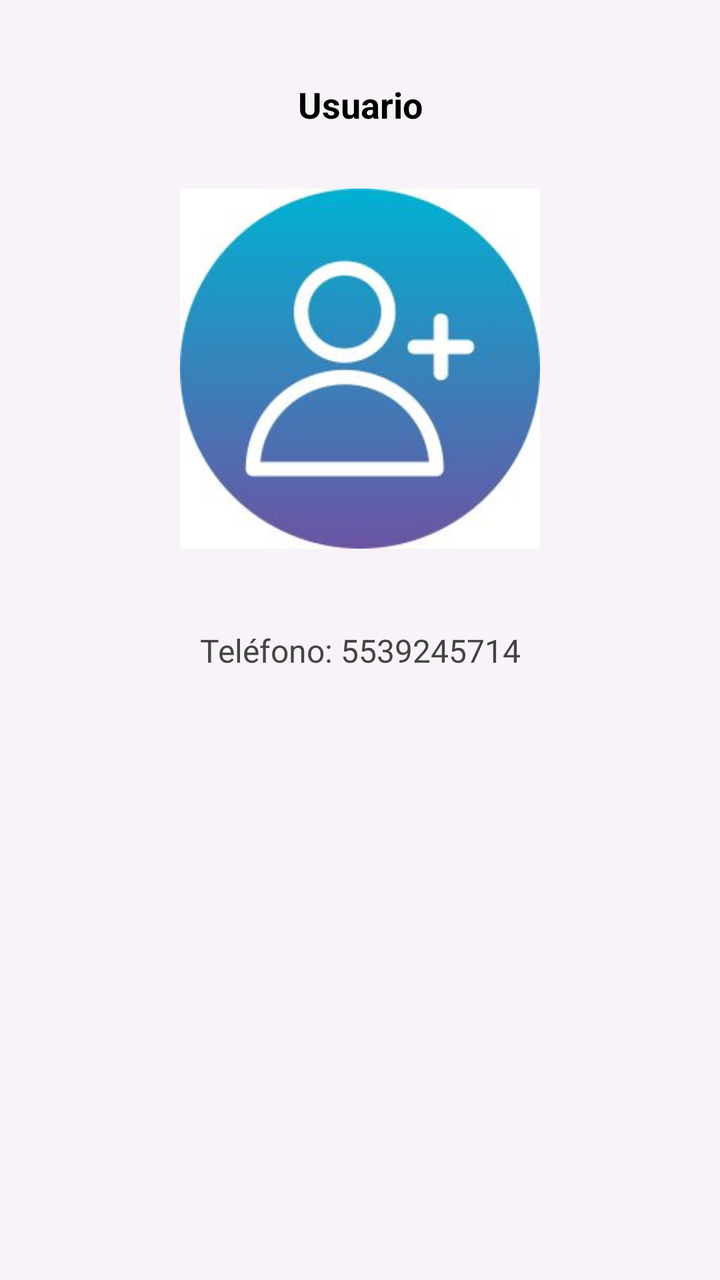
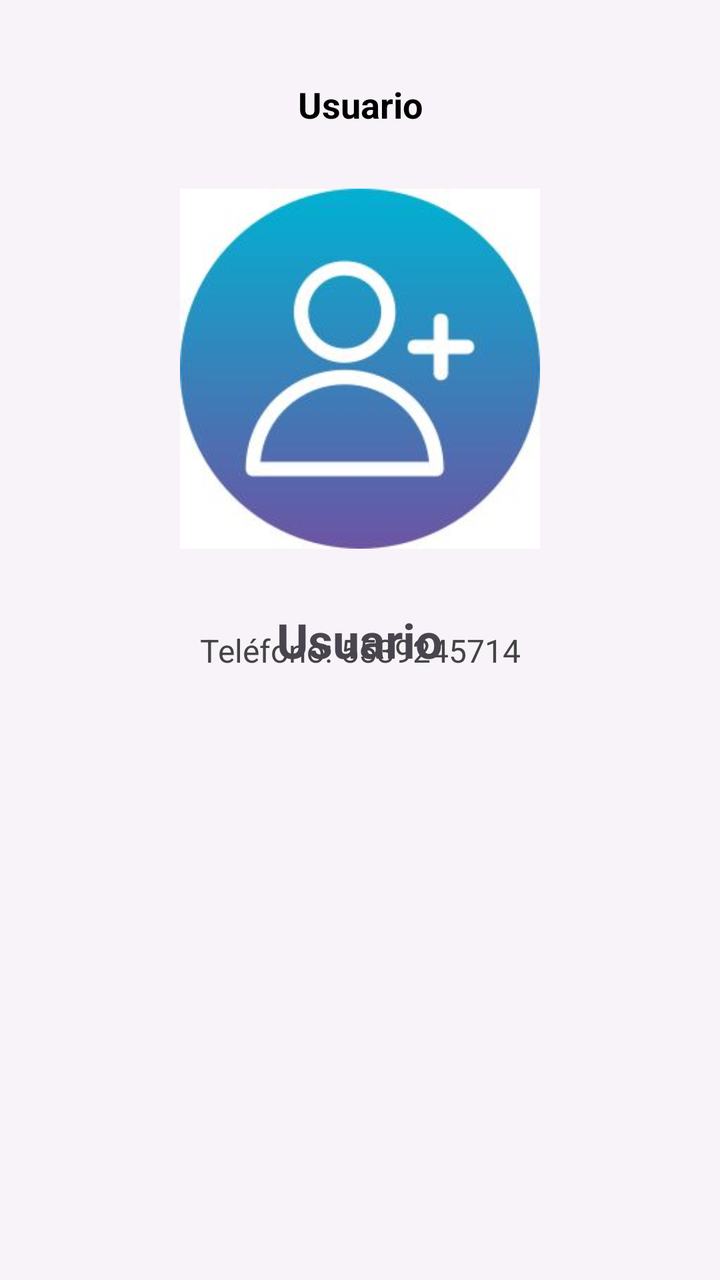

Compare the two renders of this Android layout. The source of the first and the diff that turns it into the second are given below.
<!-- AndroidManifest.xml: application theme Theme.Examen2BRLR -->
<!-- res/layout/activity_profile.xml -->
<?xml version="1.0" encoding="utf-8"?>
<androidx.constraintlayout.widget.ConstraintLayout
    xmlns:android="http://schemas.android.com/apk/res/android"
    xmlns:app="http://schemas.android.com/apk/res-auto"
    xmlns:tools="http://schemas.android.com/tools"
    android:id="@+id/main"
    android:layout_width="match_parent"
    android:layout_height="match_parent"
    android:background="#F8F3F8"
    tools:context=".ProfileActivity">

    <TextView
        android:id="@+id/txtUsuario"
        android:layout_width="wrap_content"
        android:layout_height="wrap_content"
        android:text="Usuario"
        android:textSize="18sp"
        android:textColor="#000000"
        android:textStyle="bold"
        android:layout_marginTop="40dp"
        app:layout_constraintTop_toTopOf="parent"
        app:layout_constraintStart_toStartOf="parent"
        app:layout_constraintEnd_toEndOf="parent"/>

    <ImageView
        android:id="@+id/imgPerfil"
        android:layout_width="180dp"
        android:layout_height="180dp"
        android:layout_marginTop="30dp"
        android:src="@drawable/_342ece3ec05e37110d0e11ac213c87f"
        android:scaleType="centerCrop"
        app:layout_constraintTop_toBottomOf="@id/txtUsuario"
        app:layout_constraintStart_toStartOf="parent"
        app:layout_constraintEnd_toEndOf="parent"/>

    <TextView
        android:id="@+id/txtTelefono"
        android:layout_width="wrap_content"
        android:layout_height="wrap_content"
        android:text="Teléfono: 5539245714"
        android:textSize="16sp"
        android:textColor="#444444"
        android:layout_marginTop="40dp"
        app:layout_constraintTop_toBottomOf="@id/imgPerfil"
        app:layout_constraintStart_toStartOf="parent"
        app:layout_constraintEnd_toEndOf="parent"/>

</androidx.constraintlayout.widget.ConstraintLayout>
<!-- resources referenced by this layout -->
<resources>
  <!-- drawable _342ece3ec05e37110d0e11ac213c87f: jpg bitmap (drawable, 8563 bytes) -->
  <style name="Theme.Examen2BRLR" parent="Base.Theme.Examen2BRLR" />
  <style name="Base.Theme.Examen2BRLR" parent="Theme.Material3.DayNight.NoActionBar">
          
          
      </style>
</resources>

<!-- the commit's change to res/layout/activity_profile.xml (unified diff, before → after) -->
@@ -45,4 +45,21 @@
         app:layout_constraintStart_toStartOf="parent"
         app:layout_constraintEnd_toEndOf="parent"/>
 
+    <LinearLayout
+        xmlns:android="http://schemas.android.com/apk/res/android"
+        android:layout_width="match_parent"
+        android:layout_height="match_parent"
+        android:orientation="vertical"
+        android:gravity="center"
+        android:padding="24dp">
+
+        <TextView
+            android:id="@+id/tvUser"
+            android:layout_width="wrap_content"
+            android:layout_height="wrap_content"
+            android:text="Usuario"
+            android:textSize="24sp"
+            android:textStyle="bold"/>
+    </LinearLayout>
+
 </androidx.constraintlayout.widget.ConstraintLayout>
